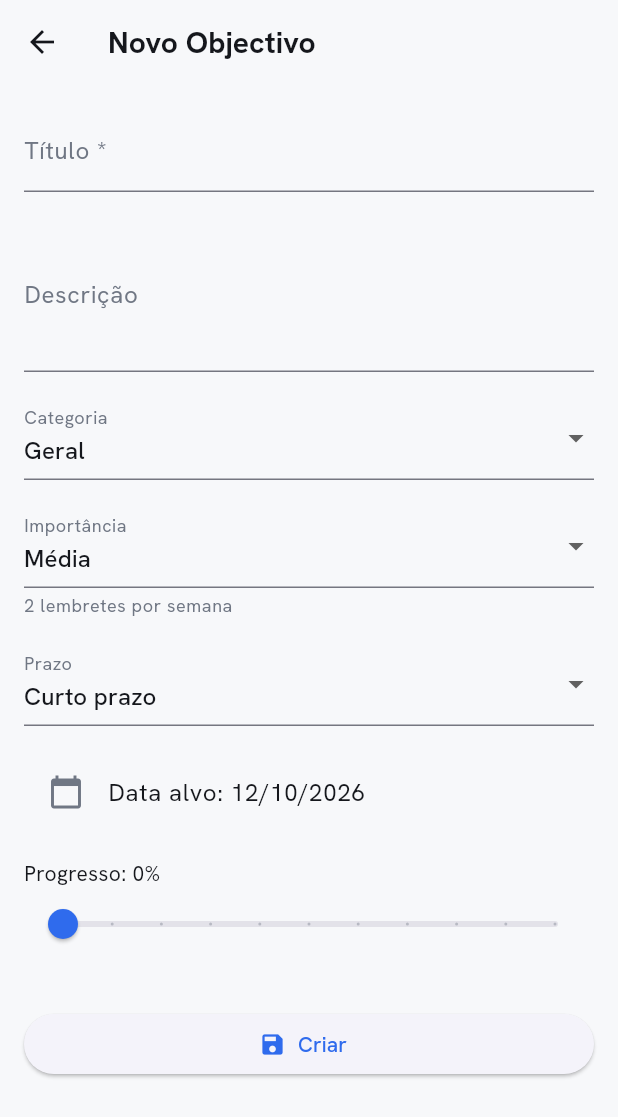
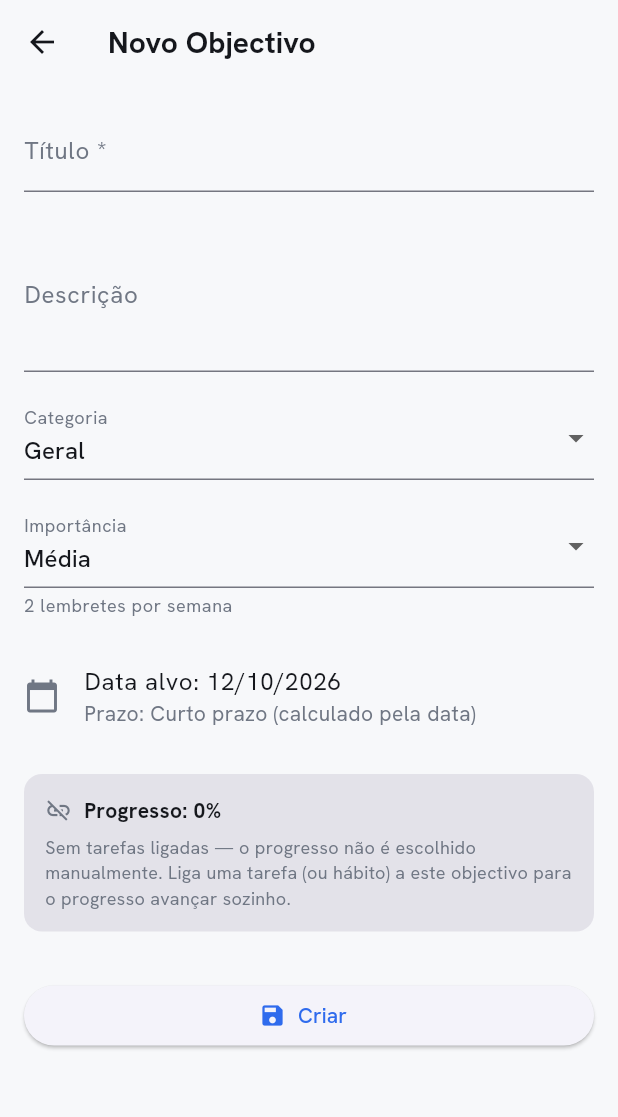
Before and after one commit to Kaluma-Machanisse/Pulso, a Flutter app: the HomeScreen screen opened directly, item 2 of the bottom bar chosen, after a tap on the "add" icon, on a phone screen of 412 x 824 dp. Shown: the top 1117 px of the screen. Run offline on Flutter 3.47's test engine with Material 3 defaults, Android fonts, the phone set to English and light mode, and no system bars; our stand-ins replace drift, fl_chart, flutter_local_notifications, flutter_riverpod, pdf, permission_handler and 4 more; missing offline and left inert: notification_listener_service, telephony; accounts and stored records are empty; generated files the repository leaves out were written again; statements that could not run were skipped.

Commit message:
Objectivos: prazo calculado pela data + progresso deixa de ser editável
- goal_term_service: Curto (<=30d) / Médio (<=~6 meses) / Longo prazo,
  calculado a partir da data-alvo; recomputeAll no arranque "amadurece" o
  prazo sozinho com o tempo (sem alteração de schema)
- add_goal_screen: remove o dropdown de Prazo (mostra o valor calculado) e o
  slider de progresso (criação começa a 0%, edição nunca mexe no valor —
  só GoalProgressService o muda, a partir das tarefas ligadas)
- goals_screen: nova secção "Médio prazo"
- home_screen: GoalTermService.recomputeAll no arranque

dart analyze limpo; flutter build linux --debug OK

```diff
--- a/lib/screens/add_goal_screen.dart
+++ b/lib/screens/add_goal_screen.dart
@@ -7,6 +7,7 @@ import '../providers/task_providers.dart';
 import '../services/goal_reminder_service.dart';
 import '../services/goal_archive_service.dart';
 import '../services/goal_progress_service.dart';
+import '../services/goal_term_service.dart';
 
 class AddGoalScreen extends ConsumerStatefulWidget {
   final Goal? goal;
@@ -23,9 +24,7 @@ class _AddGoalScreenState extends ConsumerState<AddGoalScreen> {
   late TextEditingController _descriptionController;
   late String _category;
   late DateTime _targetDate;
-  late int _progress;
   late String _importance;
-  late String _term;
 
   final List<String> _categories = [
     'Geral',
@@ -37,7 +36,6 @@ class _AddGoalScreenState extends ConsumerState<AddGoalScreen> {
 
   // Ordem = frequência crescente de lembretes por semana.
   final List<String> _importances = ['Baixa', 'Média', 'Alta', 'Crítica'];
-  final List<String> _terms = ['Curto prazo', 'Longo prazo'];
 
   static const Map<String, String> _importanceHint = {
     'Baixa': '1 lembrete por semana',
@@ -55,9 +53,7 @@ class _AddGoalScreenState extends ConsumerState<AddGoalScreen> {
         TextEditingController(text: goal?.description ?? '');
     _category = goal?.category ?? 'Geral';
     _targetDate = goal?.targetDate ?? DateTime.now().add(const Duration(days: 30));
-    _progress = goal?.progressPercentage ?? 0;
     _importance = goal?.importance ?? 'Média';
-    _term = goal?.term ?? 'Curto prazo';
   }
 
   @override
@@ -77,8 +73,10 @@ class _AddGoalScreenState extends ConsumerState<AddGoalScreen> {
   Future<void> _save() async {
     if (_formKey.currentState!.validate()) {
       final autoProgresso = _linkedTasks.isNotEmpty;
+      final termo = GoalTermService.compute(_targetDate);
+
       if (widget.goal == null) {
-        // Criação – campos não‑nullable passam directo, nullable usam Value
+        // Criação — sem tarefas ainda, começa sempre a 0%.
         final newGoal = GoalsCompanion.insert(
           title: _titleController.text,
           description: _descriptionController.text.isNotEmpty
@@ -86,13 +84,14 @@ class _AddGoalScreenState extends ConsumerState<AddGoalScreen> {
               : const Value.absent(),
           category: Value(_category),
           targetDate: Value(_targetDate),
-          progressPercentage: Value(_progress),
+          progressPercentage: const Value(0),
           importance: Value(_importance),
-          term: Value(_term),
+          term: Value(termo),
         );
         await ref.read(addGoalProvider(newGoal).future);
       } else {
-        // Edição – copyWith: não‑nullable directo, nullable com Value<T?>
+        // Edição — o progresso nunca é escolhido aqui: mantém-se o actual e
+        // só o GoalProgressService (via tarefas) o pode mudar.
         final updatedGoal = widget.goal!.copyWith(
           title: _titleController.text,
           description: Value<String?>(
@@ -102,10 +101,8 @@ class _AddGoalScreenState extends ConsumerState<AddGoalScreen> {
           ),
           category: _category,
           targetDate: Value<DateTime?>(_targetDate),
-          // Com tarefas ligadas o progresso é automático — não se sobrepõe.
-          progressPercentage: autoProgresso ? widget.goal!.progressPercentage : _progress,
           importance: _importance,
-          term: _term,
+          term: termo,
         );
         await ref.read(updateGoalProvider(updatedGoal).future);
       }
@@ -128,14 +125,47 @@ class _AddGoalScreenState extends ConsumerState<AddGoalScreen> {
         ? const <Task>[]
         : (ref.watch(tasksByGoalProvider(id)).valueOrNull ?? const <Task>[]);
 
-    // Com tarefas ligadas → progresso automático (slider escondido).
-    if (tasks.isNotEmpty) {
+    final scheme = Theme.of(context).colorScheme;
+
+    if (tasks.isEmpty) {
+      // Sem tarefas ligadas: progresso fica a 0% (ou o que já estava
+      // guardado, se for uma edição), sempre automático — nunca editável.
+      final pct = widget.goal?.progressPercentage ?? 0;
+      return Container(
+        padding: const EdgeInsets.all(14),
+        decoration: BoxDecoration(
+          color: scheme.surfaceContainerHighest,
+          borderRadius: BorderRadius.circular(12),
+        ),
+        child: Column(
+          crossAxisAlignment: CrossAxisAlignment.start,
+          children: [
+            Row(
+              children: [
+                Icon(Icons.link_off, size: 18, color: scheme.onSurfaceVariant),
+                const SizedBox(width: 8),
+                Text('Progresso: $pct%',
+                    style: const TextStyle(fontWeight: FontWeight.bold)),
+              ],
+            ),
+            const SizedBox(height: 6),
+            Text(
+              'Sem tarefas ligadas — o progresso não é escolhido manualmente. '
+              'Liga uma tarefa (ou hábito) a este objectivo para o progresso '
+              'avançar sozinho.',
+              style: TextStyle(fontSize: 12, color: scheme.onSurfaceVariant),
+            ),
+          ],
+        ),
+      );
+    }
+
     final done = tasks.where((t) => t.isCompleted).length;
     final pct = (done / tasks.length * 100).round();
     return Container(
       padding: const EdgeInsets.all(14),
       decoration: BoxDecoration(
-          color: Theme.of(context).colorScheme.surfaceContainerHighest,
+        color: scheme.surfaceContainerHighest,
         borderRadius: BorderRadius.circular(12),
       ),
       child: Column(
@@ -151,9 +181,7 @@ class _AddGoalScreenState extends ConsumerState<AddGoalScreen> {
           ),
           const SizedBox(height: 6),
           Text('$done de ${tasks.length} tarefas concluídas',
-                style: TextStyle(
-                    fontSize: 12,
-                    color: Theme.of(context).colorScheme.onSurfaceVariant)),
+              style: TextStyle(fontSize: 12, color: scheme.onSurfaceVariant)),
           const SizedBox(height: 8),
           ClipRRect(
             borderRadius: BorderRadius.circular(4),
@@ -164,25 +192,10 @@ class _AddGoalScreenState extends ConsumerState<AddGoalScreen> {
     );
   }
 
-    // Sem tarefas → progresso manual.
-    return Column(
-      crossAxisAlignment: CrossAxisAlignment.start,
-      children: [
-        Text('Progresso: $_progress%'),
-        Slider(
-          value: _progress.toDouble(),
-          min: 0,
-          max: 100,
-          divisions: 10,
-          label: '$_progress%',
-          onChanged: (val) => setState(() => _progress = val.round()),
-        ),
-      ],
-    );
-  }
-
   @override
   Widget build(BuildContext context) {
+    final termoActual = GoalTermService.compute(_targetDate);
+
     return Scaffold(
       appBar: AppBar(
         title: Text(widget.goal == null ? 'Novo Objectivo' : 'Editar Objectivo'),
@@ -227,20 +240,13 @@ class _AddGoalScreenState extends ConsumerState<AddGoalScreen> {
               ),
             ),
             const SizedBox(height: 16),
-            DropdownButtonFormField<String>(
-              initialValue: _term,
-              items: _terms
-                  .map((t) => DropdownMenuItem(value: t, child: Text(t)))
-                  .toList(),
-              onChanged: (val) => setState(() => _term = val!),
-              decoration: const InputDecoration(labelText: 'Prazo'),
-            ),
-            const SizedBox(height: 16),
             ListTile(
+              contentPadding: EdgeInsets.zero,
               leading: const Icon(Icons.calendar_today),
               title: Text(
                 'Data alvo: ${_targetDate.day}/${_targetDate.month}/${_targetDate.year}',
               ),
+              subtitle: Text('Prazo: $termoActual (calculado pela data)'),
               onTap: () async {
                 final picked = await showDatePicker(
                   context: context,
--- a/lib/screens/goals_screen.dart
+++ b/lib/screens/goals_screen.dart
@@ -154,6 +154,8 @@ class GoalsScreen extends ConsumerWidget {
 
             final curto = goals.where((g) => g.term == 'Curto prazo').toList()
               ..sort(ordenar);
+            final medio = goals.where((g) => g.term == 'Médio prazo').toList()
+              ..sort(ordenar);
             final longo = goals.where((g) => g.term == 'Longo prazo').toList()
               ..sort(ordenar);
 
@@ -169,6 +171,10 @@ class GoalsScreen extends ConsumerWidget {
                 if (curto.isNotEmpty) ...[
                   const _SectionHeader('Curto prazo'),
                   ...curto.map(card),
+                ],
+                if (medio.isNotEmpty) ...[
+                  const _SectionHeader('Médio prazo'),
+                  ...medio.map(card),
                 ],
                 if (longo.isNotEmpty) ...[
                   const _SectionHeader('Longo prazo'),
--- a/lib/screens/home_screen.dart
+++ b/lib/screens/home_screen.dart
@@ -8,6 +8,7 @@ import '../services/reminder_service.dart';
 import '../services/goal_reminder_service.dart';
 import '../services/goal_archive_service.dart';
 import '../services/goal_progress_service.dart';
+import '../services/goal_term_service.dart';
 import '../services/task_reminder_service.dart';
 import '../services/habit_service.dart';
 import '../services/report_service.dart';
@@ -50,6 +51,8 @@ class _HomeScreenState extends ConsumerState<HomeScreen> {
 
       // Fecha sozinhos os hábitos cujo período já terminou.
       await HabitService.sweepClose(ref);
+      // O prazo dos objectivos "amadurece" sozinho com a proximidade da data.
+      await GoalTermService.recomputeAll(ref);
       // Progresso dos objectivos com tarefas ligadas = % de tarefas concluídas.
       await GoalProgressService.recomputeAll(ref);
       // Objectivos a 100% são arquivados (não apagados).
--- /dev/null
+++ b/lib/services/goal_term_service.dart
@@ -0,0 +1,43 @@
+import 'package:flutter_riverpod/flutter_riverpod.dart';
+import '../providers/database_provider.dart';
+
+/// Prazo do objectivo — deixou de ser escolha manual: é calculado a partir
+/// da data-alvo, e recalculado sempre que a app abre (um objectivo "amadurece"
+/// de Longo → Médio → Curto prazo à medida que a data se aproxima).
+class GoalTermService {
+  GoalTermService._();
+
+  static const curto = 'Curto prazo';
+  static const medio = 'Médio prazo';
+  static const longo = 'Longo prazo';
+
+  static const _limiteCurtoDias = 30; // ≤ 1 mês
+  static const _limiteMedioDias = 182; // ≤ ~6 meses
+
+  /// Sem data-alvo, não há como calcular — assume Médio prazo.
+  static String compute(DateTime? targetDate) {
+    if (targetDate == null) return medio;
+    final hoje = DateTime.now();
+    final alvo = DateTime(targetDate.year, targetDate.month, targetDate.day);
+    final dias =
+        alvo.difference(DateTime(hoje.year, hoje.month, hoje.day)).inDays;
+    if (dias <= _limiteCurtoDias) return curto; // inclui já atrasados
+    if (dias <= _limiteMedioDias) return medio;
+    return longo;
+  }
+
+  /// Recalcula o prazo de todos os objectivos activos (não arquivados).
+  static Future<void> recomputeAll(WidgetRef ref) async {
+    final db = ref.read(databaseProvider);
+    final goals = await (db.select(db.goals)
+          ..where((g) => g.archivedAt.isNull()))
+        .get();
+
+    for (final g in goals) {
+      final novoTermo = compute(g.targetDate);
+      if (novoTermo != g.term) {
+        await db.update(db.goals).replace(g.copyWith(term: novoTermo));
+      }
+    }
+  }
+}
```
Also changed, not shown: 2 other files. Lines whose indentation alone changed are shown as unchanged.
